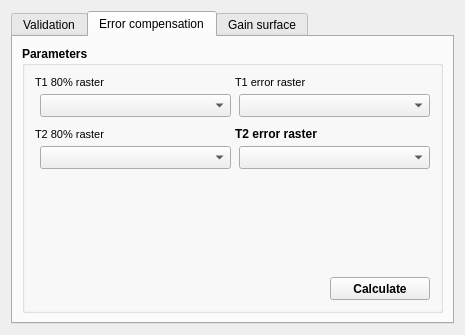
The window that gui/validation/validation_dlg_base.ui (franciscocamellon/lallemand_plant_care) describes before a commit, drawn with Qt 5.
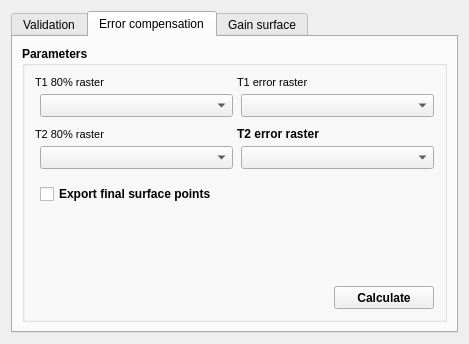
The same window after the commit. The open tabs and pages were chosen to show the change. Custom widgets are drawn as their Qt base class.

```diff
--- a/gui/validation/validation_dlg_base.ui
+++ b/gui/validation/validation_dlg_base.ui
@@ -6,8 +6,8 @@
    <rect>
     <x>0</x>
     <y>0</y>
-    <width>465</width>
-    <height>335</height>
+    <width>469</width>
+    <height>344</height>
    </rect>
   </property>
   <property name="minimumSize">
@@ -630,6 +630,39 @@
             </item>
            </layout>
           </item>
+          <item>
+           <spacer name="verticalSpacer_7">
+            <property name="orientation">
+             <enum>Qt::Vertical</enum>
+            </property>
+            <property name="sizeType">
+             <enum>QSizePolicy::Fixed</enum>
+            </property>
+            <property name="sizeHint" stdset="0">
+             <size>
+              <width>20</width>
+              <height>10</height>
+             </size>
+            </property>
+           </spacer>
+          </item>
+          <item>
+           <layout class="QVBoxLayout" name="verticalLayout_10">
+            <property name="leftMargin">
+             <number>5</number>
+            </property>
+            <item>
+             <widget class="QCheckBox" name="surfacePointsCheckBox">
+              <property name="styleSheet">
+               <string notr="true">font: 8pt &quot;MS Shell Dlg 2&quot;</string>
+              </property>
+              <property name="text">
+               <string>Export final surface points</string>
+              </property>
+             </widget>
+            </item>
+           </layout>
+          </item>
           <item>
            <spacer name="verticalSpacer_5">
             <property name="orientation">
```
Left out of the diff: 2 changed lines with no effect on the pictures.
